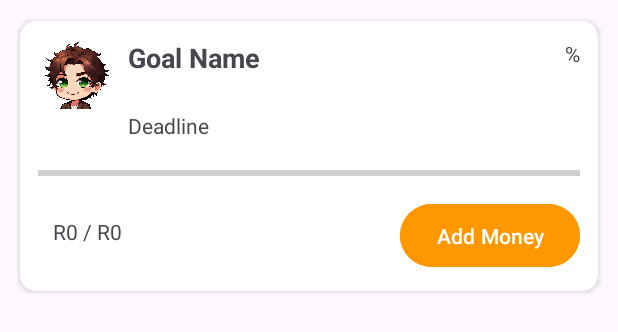
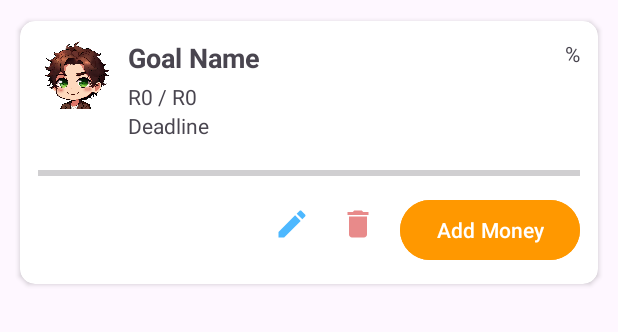
Before and after one commit to vanderwaltrei/TallyUp, an Android app: the layout goal_item.xml on its own in the app's theme, with its tools: preview values and no code run, on a phone screen of 412 x 824 dp. Shown: the top 332 px of the screen. Run offline under Robolectric (Android 15) with nearby library versions, the phone set to English and light mode, and no system bars.

```diff
--- /dev/null
+++ b/app/src/main/res/drawable/ic_delete.xml
@@ -0,0 +1,11 @@
+<?xml version="1.0" encoding="utf-8"?>
+<vector xmlns:android="http://schemas.android.com/apk/res/android"
+    android:width="24dp"
+    android:height="24dp"
+    android:viewportWidth="24"
+    android:viewportHeight="24"
+    android:tint="?attr/colorOnSurface">
+    <path
+        android:fillColor="@android:color/white"
+        android:pathData="M6,19c0,1.1 0.9,2 2,2h8c1.1,0 2,-0.9 2,-2V7H6v12zM19,4h-3.5l-1,-1h-5l-1,1H5v2h14V4z"/>
+</vector>
--- /dev/null
+++ b/app/src/main/res/drawable/ic_edit.xml
@@ -0,0 +1,11 @@
+<?xml version="1.0" encoding="utf-8"?>
+<vector xmlns:android="http://schemas.android.com/apk/res/android"
+    android:width="24dp"
+    android:height="24dp"
+    android:viewportWidth="24"
+    android:viewportHeight="24"
+    android:tint="?attr/colorOnSurface">
+    <path
+        android:fillColor="@android:color/white"
+        android:pathData="M3,17.25V21h3.75L17.81,9.94l-3.75,-3.75L3,17.25zM20.71,7.04c0.39,-0.39 0.39,-1.02 0,-1.41l-2.34,-2.34c-0.39,-0.39 -1.02,-0.39 -1.41,0l-1.83,1.83l3.75,3.75l1.83,-1.83z"/>
+</vector>
--- a/app/src/main/res/layout/goal_item.xml
+++ b/app/src/main/res/layout/goal_item.xml
@@ -1,3 +1,4 @@
+<?xml version="1.0" encoding="utf-8"?>
 <androidx.cardview.widget.CardView xmlns:android="http://schemas.android.com/apk/res/android"
     xmlns:app="http://schemas.android.com/apk/res-auto"
     xmlns:tools="http://schemas.android.com/tools"
@@ -8,51 +9,37 @@
     app:cardElevation="2dp"
     app:cardUseCompatPadding="true">
 
-
     <androidx.constraintlayout.widget.ConstraintLayout
         android:layout_width="match_parent"
-        android:layout_height="180dp"
-        android:padding="12dp"
-        tools:ignore="TextSizeCheck">
+        android:layout_height="wrap_content"
+        android:padding="12dp">
 
         <!-- Goal Icon -->
         <ImageView
             android:id="@+id/goalIcon"
             android:layout_width="50dp"
             android:layout_height="50dp"
+            android:contentDescription="@string/character"
             app:layout_constraintStart_toStartOf="parent"
             app:layout_constraintTop_toTopOf="parent"
-            app:srcCompat="@drawable/character_happy"
-            tools:ignore="ContentDescription" />
+            app:srcCompat="@drawable/character_happy" />
 
         <!-- Goal Name -->
         <TextView
             android:id="@+id/goalName"
             android:layout_width="0dp"
             android:layout_height="wrap_content"
+            android:layout_marginStart="10dp"
             android:ellipsize="end"
-            android:singleLine="true"
+            android:maxLines="1"
             android:text="@string/goal_name"
             android:textSize="18sp"
             android:textStyle="bold"
-            android:translationX="10dp"
             app:layout_constraintEnd_toStartOf="@id/goalPercentage"
             app:layout_constraintStart_toEndOf="@id/goalIcon"
             app:layout_constraintTop_toTopOf="@id/goalIcon" />
 
-
-        <TextView
-            android:id="@+id/goalDeadline"
-            android:layout_width="0dp"
-            android:layout_height="wrap_content"
-            android:text="@string/deadline"
-            android:textSize="14sp"
-            android:translationX="10dp"
-            app:layout_constraintEnd_toStartOf="@id/goalPercentage"
-            app:layout_constraintHorizontal_bias="1.0"
-            app:layout_constraintStart_toStartOf="@id/goalName"
-            app:layout_constraintTop_toBottomOf="@id/goalAmount" />
-
+        <!-- Goal Percentage -->
         <TextView
             android:id="@+id/goalPercentage"
             android:layout_width="wrap_content"
@@ -62,7 +49,32 @@
             app:layout_constraintEnd_toEndOf="parent"
             app:layout_constraintTop_toTopOf="parent" />
 
+        <!-- Goal Amount -->
+        <TextView
+            android:id="@+id/goalAmount"
+            android:layout_width="0dp"
+            android:layout_height="wrap_content"
+            android:layout_marginTop="4dp"
+            android:layout_marginStart="10dp"
+            android:text="@string/r0_r0"
+            android:textSize="14sp"
+            app:layout_constraintStart_toEndOf="@id/goalIcon"
+            app:layout_constraintTop_toBottomOf="@id/goalName"
+            app:layout_constraintEnd_toStartOf="@id/goalPercentage" />
 
+        <!-- Goal Deadline -->
+        <TextView
+            android:id="@+id/goalDeadline"
+            android:layout_width="0dp"
+            android:layout_height="wrap_content"
+            android:layout_marginStart="10dp"
+            android:text="@string/deadline"
+            android:textSize="14sp"
+            app:layout_constraintEnd_toEndOf="parent"
+            app:layout_constraintStart_toEndOf="@id/goalIcon"
+            app:layout_constraintTop_toBottomOf="@id/goalAmount" />
+
+        <!-- Progress Bar -->
         <ProgressBar
             android:id="@+id/goalProgress"
             style="?android:attr/progressBarStyleHorizontal"
@@ -72,38 +84,52 @@
             android:max="100"
             android:progress="0"
             app:layout_constraintEnd_toEndOf="parent"
-            app:layout_constraintHorizontal_bias="0.0"
             app:layout_constraintStart_toStartOf="parent"
             app:layout_constraintTop_toBottomOf="@id/goalDeadline" />
 
-        <TextView
-            android:id="@+id/goalAmount"
+        <!-- Button Row with Edit, Delete, and Add Money -->
+        <LinearLayout
             android:layout_width="0dp"
             android:layout_height="wrap_content"
-            android:layout_marginTop="4dp"
-            android:text="@string/r0_r0"
-            android:textSize="14sp"
-            android:translationX="-40dp"
-            android:translationY="90dp"
-            app:layout_constraintEnd_toStartOf="@id/goalPercentage"
-            app:layout_constraintHorizontal_bias="0.58"
-            app:layout_constraintStart_toStartOf="@id/goalName"
-            app:layout_constraintTop_toBottomOf="@id/goalName" />
-
-        <Button
-            android:id="@+id/goalButton"
-            android:layout_width="wrap_content"
-            android:layout_height="50dp"
             android:layout_marginTop="8dp"
-            android:backgroundTint="#FF9800"
-            android:text="@string/add_money"
+            android:orientation="horizontal"
+            android:gravity="end"
             app:layout_constraintBottom_toBottomOf="parent"
             app:layout_constraintEnd_toEndOf="parent"
-            app:layout_constraintHorizontal_bias="1.0"
             app:layout_constraintStart_toStartOf="parent"
-            app:layout_constraintTop_toBottomOf="@id/goalProgress"
-            app:layout_constraintVertical_bias="1.0"
-            tools:ignore="TextContrastCheck" />
+            app:layout_constraintTop_toBottomOf="@id/goalProgress">
+
+            <!-- Edit Button -->
+            <ImageButton
+                android:id="@+id/goalEditButton"
+                android:layout_width="40dp"
+                android:layout_height="40dp"
+                android:layout_marginEnd="4dp"
+                android:background="?attr/selectableItemBackgroundBorderless"
+                android:contentDescription="Edit Goal"
+                android:src="@drawable/ic_edit"
+                app:tint="@color/primary" />
+
+            <!-- Delete Button -->
+            <ImageButton
+                android:id="@+id/goalDeleteButton"
+                android:layout_width="40dp"
+                android:layout_height="40dp"
+                android:layout_marginEnd="8dp"
+                android:background="?attr/selectableItemBackgroundBorderless"
+                android:contentDescription="Delete Goal"
+                android:src="@drawable/ic_delete"
+                app:tint="@color/destructive" />
+
+            <!-- Add Money Button -->
+            <Button
+                android:id="@+id/goalButton"
+                android:layout_width="wrap_content"
+                android:layout_height="wrap_content"
+                android:backgroundTint="#FF9800"
+                android:text="@string/add_money"
+                android:textColor="@android:color/white" />
+        </LinearLayout>
 
     </androidx.constraintlayout.widget.ConstraintLayout>
 </androidx.cardview.widget.CardView>
```
Also changed, not shown: app/src/main/java/za/ac/iie/TallyUp/models/Goal.kt (+3 -4 lines), app/src/main/java/za/ac/iie/TallyUp/models/GoalDatabase.kt (+12 -4 lines), app/src/main/java/za/ac/iie/TallyUp/ui/DashboardFragment.kt (+8 -21 lines), app/src/main/java/za/ac/iie/TallyUp/ui/EditGoalDialogFragment.kt (added, +99 -0 lines), app/src/main/java/za/ac/iie/TallyUp/ui/GoalAdapter.kt (+24 -5 lines), app/src/main/java/za/ac/iie/TallyUp/ui/GoalsFragment.kt (+50 -10 lines), app/src/main/res/layout/dialog_edit_goal.xml (added, +120 -0 lines).
